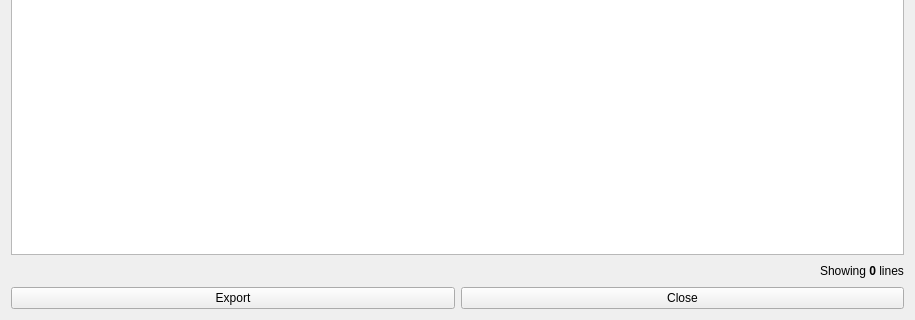
Old version of the form ui/showbootlog.ui in the repository pentix/qjournalctl; both pictures show x 0 to 915 and y 312 to 632 of the 915 by 632 pixel window.
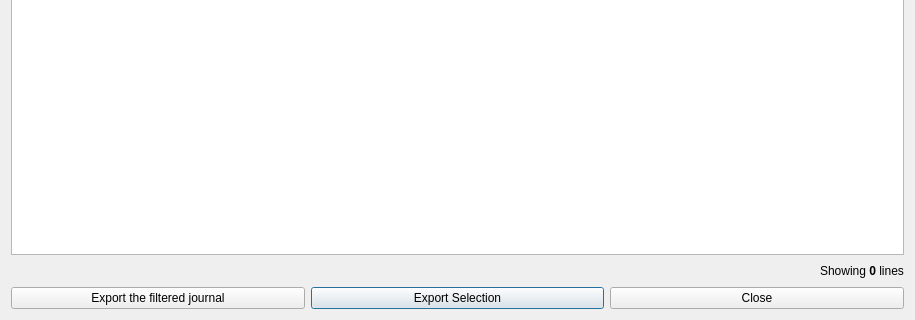
New version of the form. Icons and pictures are not drawn.

Commit message:
ShowBootLog: Added "Export Selection" button
(See #12)

```diff
--- a/ui/showbootlog.ui
+++ b/ui/showbootlog.ui
@@ -56,7 +56,17 @@
         <string notr="true"/>
        </property>
        <property name="text">
-        <string>Export</string>
+        <string>Export the filtered journal</string>
+       </property>
+      </widget>
+     </item>
+     <item>
+      <widget class="QPushButton" name="exportSelectionButton">
+       <property name="visible">
+        <bool>false</bool>
+       </property>
+       <property name="text">
+        <string>Export Selection</string>
        </property>
       </widget>
      </item>
```
Left out of the diff: 8 changed lines with no effect on the pictures. The commit also changes 2 other files.
